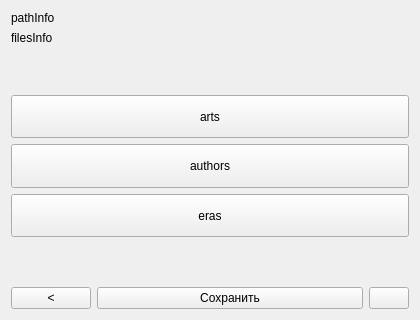
First picture: the form in widgets/mainlist.ui, repository astraleuro/libraryeditor, before the edit.
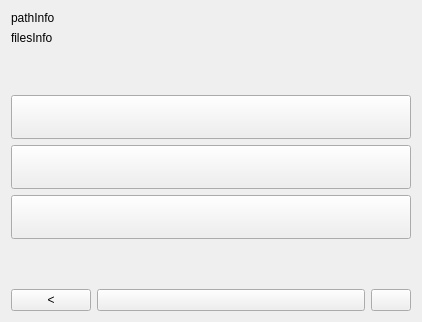
Second picture: the form after the edit. Custom widgets are drawn as their Qt base class.

What changed in the file:
```diff
--- a/widgets/mainlist.ui
+++ b/widgets/mainlist.ui
@@ -6,8 +6,8 @@
    <rect>
     <x>0</x>
     <y>0</y>
-    <width>420</width>
-    <height>320</height>
+    <width>422</width>
+    <height>322</height>
    </rect>
   </property>
   <property name="windowTitle">
@@ -63,7 +63,7 @@
       </sizepolicy>
      </property>
      <property name="text">
-      <string>arts</string>
+      <string/>
      </property>
     </widget>
    </item>
@@ -76,7 +76,7 @@
       </sizepolicy>
      </property>
      <property name="text">
-      <string>authors</string>
+      <string/>
      </property>
     </widget>
    </item>
@@ -89,7 +89,7 @@
       </sizepolicy>
      </property>
      <property name="text">
-      <string>eras</string>
+      <string/>
      </property>
     </widget>
    </item>
@@ -118,7 +118,7 @@
      <item>
       <widget class="MenuButton" name="saveButton">
        <property name="text">
-        <string>Сохранить</string>
+        <string/>
        </property>
       </widget>
      </item>
```
